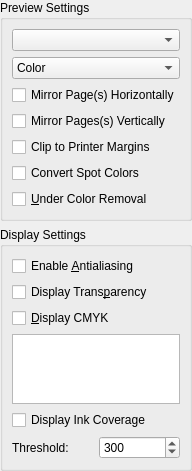
Before: the Qt Designer form scribus/ui/outputpreview_ps.ui in scribusproject/scribus, drawn with Qt 5.
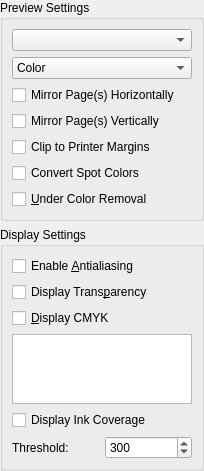
After: the same form once the commit is applied. Custom widgets are drawn as their Qt base class.

Commit message: Fix plural form of some ui strings noted via Transifex

```diff
--- a/scribus/ui/outputpreview_ps.ui
+++ b/scribus/ui/outputpreview_ps.ui
@@ -6,8 +6,8 @@
    <rect>
     <x>0</x>
     <y>0</y>
-    <width>170</width>
-    <height>436</height>
+    <width>204</width>
+    <height>459</height>
    </rect>
   </property>
   <property name="sizePolicy">
@@ -65,7 +65,7 @@
       <item>
        <widget class="QCheckBox" name="mirrorV">
         <property name="text">
-         <string>Mirror Pages(s) Vertically</string>
+         <string>Mirror Page(s) Vertically</string>
         </property>
        </widget>
       </item>
```
The commit also changes 2 other files.
